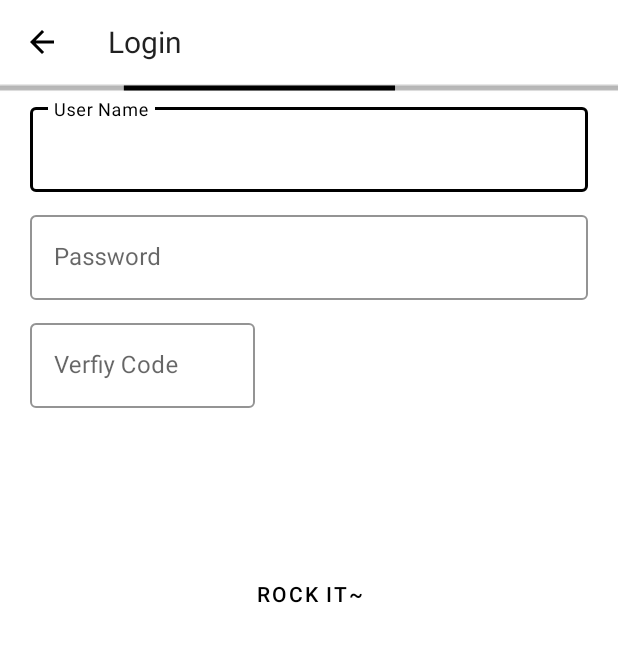
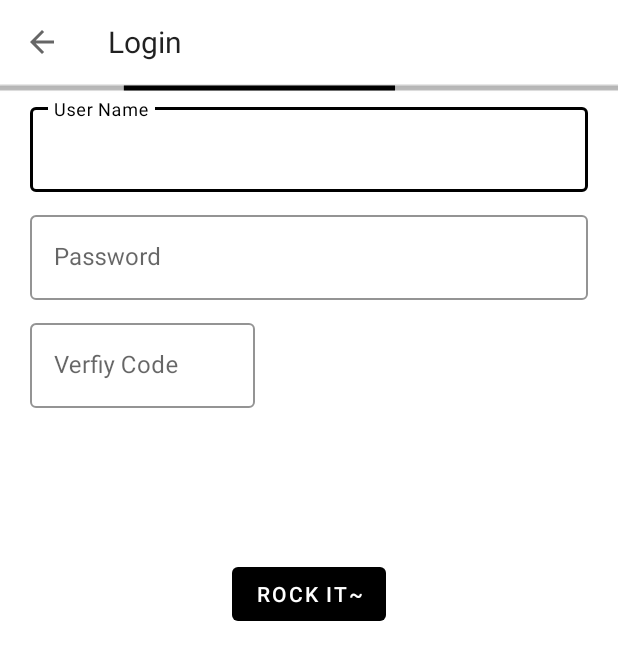
Before and after one commit to AiryMiku/v2plus_android, an Android app: the LoginActivity screen opened directly, with no data from a screen before it, on a phone screen of 412 x 824 dp. Shown: the top 660 px of the screen. Run offline under Robolectric (Android 15) with nearby library versions, the phone set to English and light mode, and no system bars; our stand-ins replace EventBus, data binding; network calls fail; Roboto replaces fonts that are not available here; 1 statement that could not run was skipped.

Commit message:
make a little dark mode.

```diff
--- a/app/src/main/res/drawable/borderless_round_rectangle.xml
+++ b/app/src/main/res/drawable/borderless_round_rectangle.xml
@@ -2,7 +2,7 @@
 <selector xmlns:android="http://schemas.android.com/apk/res/android">
     <item>
         <shape android:shape="rectangle">
-            <solid android:color="@color/colorAccent"/>
+            <solid android:color="@color/color_accent"/>
             <corners android:radius="5dp"/>
         </shape>
     </item>
--- a/app/src/main/res/layout/activity_login.xml
+++ b/app/src/main/res/layout/activity_login.xml
@@ -49,7 +49,8 @@
                                 android:inputType="textEmailAddress"
                                 android:maxLines="1"
                                 android:singleLine="true"
-                                android:hint="User Name"/>
+                                android:hint="User Name"
+                                android:textCursorDrawable="@color/color_accent"/>
 
                     </com.google.android.material.textfield.TextInputLayout>
 
@@ -59,7 +60,6 @@
                             android:layout_width="match_parent"
                             android:layout_height="wrap_content"
                             android:layout_marginTop="10dp"
-                            app:counterTextColor="@color/colorAccent"
                             app:layout_constraintStart_toStartOf="@id/user_name_layout"
                             app:layout_constraintTop_toBottomOf="@id/user_name_layout">
 
@@ -70,7 +70,8 @@
                                 android:inputType="textPassword"
                                 android:maxLines="1"
                                 android:singleLine="true"
-                                android:hint="Password"/>
+                                android:hint="Password"
+                                android:textCursorDrawable="@color/color_accent"/>
 
                     </com.google.android.material.textfield.TextInputLayout>
 
@@ -81,8 +82,6 @@
                             android:layout_width="150dp"
                             android:layout_height="wrap_content"
                             android:layout_marginTop="10dp"
-                            app:boxStrokeColor="@color/colorAccent"
-                            app:hintTextColor="@color/colorAccent"
                             app:layout_constraintStart_toStartOf="@id/password_layout"
                             app:layout_constraintTop_toBottomOf="@id/password_layout">
 
@@ -109,7 +108,7 @@
                             app:layout_constraintBottom_toBottomOf="@id/verify_code_layout"/>
 
                     <com.google.android.material.button.MaterialButton
-                            style="@style/Widget.MaterialComponents.Button.TextButton"
+                            style="@style/CustomMaterialUnelevatedButton"
                             android:id="@+id/submit"
                             android:layout_width="wrap_content"
                             android:layout_height="wrap_content"
--- a/app/src/main/res/layout/activity_main.xml
+++ b/app/src/main/res/layout/activity_main.xml
@@ -11,8 +11,7 @@
                 android:layout_width="match_parent"
                 android:layout_height="match_parent"
                 android:fitsSystemWindows="true"
-                tools:context=".ui.main.MainActivity"
-                tools:openDrawer="start">
+                tools:context=".ui.main.MainActivity">
 
             <androidx.coordinatorlayout.widget.CoordinatorLayout
                     android:layout_width="match_parent"
@@ -34,6 +33,7 @@
                 </FrameLayout>
 
                 <com.google.android.material.bottomnavigation.BottomNavigationView
+                        style="@style/CustomBottomNavigationView"
                         android:id="@+id/bottom_navigation"
                         android:layout_width="match_parent"
                         android:layout_height="wrap_content"
--- a/app/src/main/res/layout/home_fragment.xml
+++ b/app/src/main/res/layout/home_fragment.xml
@@ -9,8 +9,7 @@
     <androidx.swiperefreshlayout.widget.SwipeRefreshLayout
             android:id="@+id/refresh"
             android:layout_width="match_parent"
-            android:layout_height="match_parent"
-            android:background="@null">
+            android:layout_height="match_parent">
 
             <androidx.recyclerview.widget.RecyclerView
                     android:id="@+id/list"
--- a/app/src/main/res/layout/item_topic_detail.xml
+++ b/app/src/main/res/layout/item_topic_detail.xml
@@ -69,7 +69,6 @@
                             android:layout_width="wrap_content"
                             android:layout_height="wrap_content"
                             android:layout_marginTop="20dp"
-                            android:textColor="@color/colorPrimary"
                             app:layout_constraintTop_toBottomOf="@id/avatar"
                             app:layout_constraintStart_toStartOf="@id/avatar"
                             app:layout_constraintHorizontal_bias="0"
--- a/app/src/main/res/layout/item_topic_reply.xml
+++ b/app/src/main/res/layout/item_topic_reply.xml
@@ -33,7 +33,6 @@
                     android:layout_marginStart="10dp"
                     app:layout_constraintTop_toTopOf="@id/avatar"
                     app:layout_constraintStart_toEndOf="@id/avatar"
-                    android:textColor="@color/colorPrimary"
                     android:text="@{reply.member.userName}"
                     tools:text="Airy"/>
 
@@ -51,7 +50,6 @@
                     android:layout_width="wrap_content"
                     android:layout_height="wrap_content"
                     android:layout_marginTop="10dp"
-                    android:textColor="@color/colorPrimary"
                     app:layout_constraintTop_toBottomOf="@id/avatar"
                     app:layout_constraintStart_toStartOf="@id/user_name"
                     android:maxWidth="325dp"
--- a/app/src/main/res/layout/toolbar.xml
+++ b/app/src/main/res/layout/toolbar.xml
@@ -9,7 +9,6 @@
             android:id="@+id/toolbar"
             android:layout_width="match_parent"
             android:layout_height="?attr/actionBarSize"
-            android:background="@color/white"
             app:layout_scrollFlags="scroll|enterAlways"
             app:title="@string/app_name" />
 
--- a/app/src/main/res/values-night/colors.xml
+++ b/app/src/main/res/values-night/colors.xml
@@ -1,6 +1,15 @@
 <?xml version="1.0" encoding="utf-8"?>
 <resources>
-    <color name="colorPrimary">@color/carolina_blue</color>
-    <color name="colorPrimaryDark">@color/cornflower_blue</color>
-    <color name="colorAccent">@color/carolina_blue</color>
+    <color name="color_primary">@color/carolina_blue</color>
+    <color name="color_primary_dark">@color/system_ui_scrim_black</color>
+    <color name="color_accent">@color/white</color>
+    <color name="color_on_secondary">@color/black</color>
+    <color name="color_surface">@color/black</color>
+
+    <!-- Scrim colors -->
+<!--    <color name="system_ui_scrim_light">#2EFFFFFF</color> &lt;!&ndash; 18% white &ndash;&gt;-->
+<!--    <color name="system_ui_scrim_black">#B3000000</color> &lt;!&ndash; 70% black &ndash;&gt;-->
+
+    <!-- In dark mode without light status bar we can use transparent -->
+<!--    <color name="status_bar_scrim">@color/transparent</color>-->
 </resources>
--- a/app/src/main/res/values/colors.xml
+++ b/app/src/main/res/values/colors.xml
@@ -1,8 +1,20 @@
 <?xml version="1.0" encoding="utf-8"?>
 <resources>
-    <color name="colorPrimary">@color/black</color>
-    <color name="colorPrimaryDark">@color/white</color>
-    <color name="colorAccent">@color/black</color>
+    <color name="color_primary">@color/white</color>
+    <color name="color_primary_dark">@color/white</color>
+    <color name="color_accent">@color/black</color>
+    <color name="color_on_secondary">@color/black</color>
+    <color name="color_surface">@color/white</color>
+    <color name="color_control_light">#39000000</color> <!-- Same as textColorPrimary disabled -->
+
+    <!-- Scrim colors -->
+    <color name="system_ui_scrim_light">#B3FFFFFF</color> <!-- 70% white -->
+    <color name="system_ui_scrim_black">#40000000</color> <!-- 25% black -->
+
+    <!-- We use a dark scrim by default since light status is API 23+ -->
+    <color name="status_bar_scrim">@color/system_ui_scrim_black</color>
+    <!-- We use a dark scrim by default since light nav bar is API 27+ -->
+    <color name="nav_bar_scrim">@color/system_ui_scrim_black</color>
 
     <color name="white">#FFFFFF</color>
     <color name="black">#000000</color>
@@ -26,10 +38,11 @@
     <color name="transparent">#0fff</color>
 
     <integer-array name="swipe_refresh">
-        <item>@color/deep_sky_blue</item>
-        <item>@color/teal</item>
-        <item>@color/bright_light_blue</item>
-        <item>@color/sun_yellow</item>
-        <item>@color/bright_orange</item>
+        <item>@color/littleYellow</item>
+        <item>@color/littlePink</item>
+        <item>@color/suchPink</item>
+        <item>@color/mindPink</item>
+        <item>@color/littlePurple</item>
+        <item>@color/suchPurple</item>
     </integer-array>
 </resources>
--- a/app/src/main/res/values/styles.xml
+++ b/app/src/main/res/values/styles.xml
@@ -10,7 +10,7 @@
     </style>
 
     <style name="LightToolbarStyle" parent="Widget.AppCompat.Toolbar">
-        <item name="android:background">@color/colorPrimary</item>
+        <item name="android:background">@color/color_primary</item>
         <item name="android:titleTextColor">@color/black</item>
     </style>
 
@@ -22,6 +22,16 @@
     <style name="TextAppearance.ToolbarTitle" parent="@style/TextAppearance.Widget.AppCompat.Toolbar.Title">
         <item name="android:fontFamily">@font/google_sans</item>
         <item name="android:textSize" tools:ignore="SpUsage">20dp</item>
+    </style>
+
+    <style name="CustomBottomNavigationView" parent="Widget.MaterialComponents.BottomNavigationView">
+        <item name="itemIconTint">@color/color_accent</item>
+        <item name="itemTextColor">@drawable/bottom_navigation_colors</item>
+    </style>
+
+    <style name="CustomMaterialUnelevatedButton" parent="Widget.MaterialComponents.Button.UnelevatedButton">
+        <item name="backgroundTint">@color/color_accent</item>
+        <item name="android:textColor">@color/white</item>
     </style>
 
     <style name="AlertDialog.Theme" parent="ThemeOverlay.MaterialComponents.MaterialAlertDialog">
@@ -57,8 +67,8 @@
 
     <!--Material Input Layout Style-->
     <style name="CustomInputLayoutStyle" parent="@style/Widget.MaterialComponents.TextInputLayout.OutlinedBox">
-        <item name="boxStrokeColor">@color/colorAccent</item>
-        <item name="hintTextColor">@color/colorAccent</item>
+        <item name="boxStrokeColor">@color/color_accent</item>
+        <item name="hintTextColor">@color/color_accent</item>
     </style>
 
     <style name="MaterialCardView.Base" parent="Widget.MaterialComponents.CardView">
--- a/app/src/main/res/values/themes.xml
+++ b/app/src/main/res/values/themes.xml
@@ -3,21 +3,22 @@
     <!-- Base application theme. -->
     <style name="Base.AppTheme" parent="Theme.MaterialComponents.DayNight.NoActionBar">
         <!-- Customize your theme here. -->
-        <item name="colorPrimary">@color/colorPrimary</item>
-        <item name="colorPrimaryDark">@color/colorPrimaryDark</item>
-        <item name="colorOnPrimary">@color/black</item>
-        <item name="colorSecondary">@color/black</item>
-        <item name="colorOnSecondary">@color/black</item>
-        <item name="colorAccent">@color/black</item>
-        <item name="colorSurface">@color/white</item>
-        <item name="colorOnSurface">@color/black</item>
-        <item name="colorControlNormal">@color/black</item>
+        <item name="colorPrimary">@color/color_primary</item>
+        <item name="colorPrimaryDark">@color/color_primary_dark</item>
+        <item name="colorOnPrimary">@color/color_accent</item>
+        <item name="colorSecondary">@color/color_accent</item>
+        <item name="colorOnSecondary">@color/color_accent</item>
+        <item name="colorAccent">@color/color_accent</item>
+        <item name="colorSurface">@color/color_surface</item>
+        <item name="colorOnSurface">@color/color_accent</item>
+        <item name="colorOnPrimarySurface">@color/color_accent</item>
+<!--        <item name="colorControlNormal">@color/color_control_light</item>-->
 
         <!-- Window decor -->
         <item name="android:windowLightStatusBar" tools:targetApi="m">true</item>
         <item name="android:statusBarColor">@color/transparent</item>
         <item name="android:windowLightNavigationBar" tools:targetApi="o_mr1">true</item>
-        <item name="android:navigationBarColor">#40000000</item>
+        <item name="android:navigationBarColor">@color/transparent</item>
 
         <!-- Dialogs -->
         <item name="materialAlertDialogTheme">@style/AlertDialog.Theme</item>
```
Also changed, not shown: app/src/main/java/com/airy/v2plus/ui/main/MainActivity.kt (+5 -2 lines), app/src/main/res/drawable/bottom_navigation_colors.xml (added, +9 -0 lines), app/src/main/res/layout/item_page_cell.xml (+4 -4 lines), app/src/main/res/layout/nav_header.xml (+3 -4 lines).
